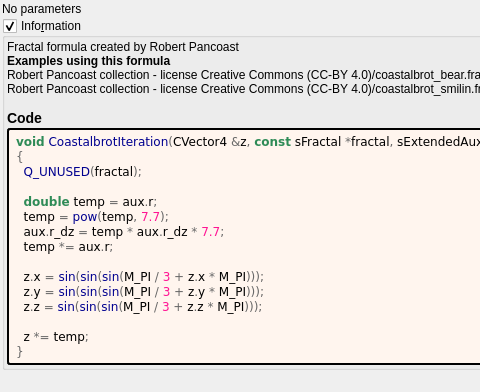
Old version of the form mandelbulber2/formula/ui/coastalbrot.ui in the repository buddhi1980/mandelbulber2; both pictures show x 0 to 480 and y 0 to 392 of the 772 by 685 pixel window.
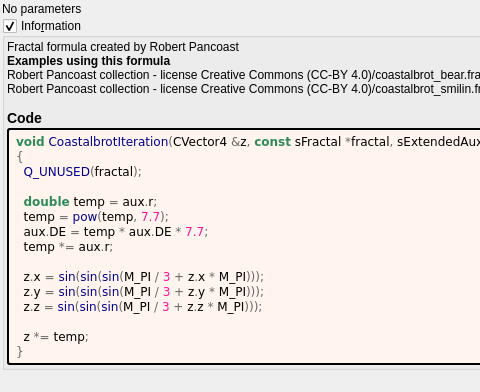
New version of the form. Custom widgets are drawn as their Qt base class.

Diff of the .ui file:
```diff
--- a/mandelbulber2/formula/ui/coastalbrot.ui
+++ b/mandelbulber2/formula/ui/coastalbrot.ui
@@ -94,7 +94,7 @@
 
   &lt;span style=&quot;color:#2e8b57; font-weight:bold&quot;&gt;double&lt;/span&gt; temp &lt;span style=&quot;color:#676767&quot;&gt;=&lt;/span&gt; aux&lt;span style=&quot;color:#676767&quot;&gt;.&lt;/span&gt;r&lt;span style=&quot;color:#676767&quot;&gt;;&lt;/span&gt;
   temp &lt;span style=&quot;color:#676767&quot;&gt;=&lt;/span&gt; &lt;span style=&quot;color:#00008f&quot;&gt;pow&lt;/span&gt;&lt;span style=&quot;color:#676767&quot;&gt;(&lt;/span&gt;temp&lt;span style=&quot;color:#676767&quot;&gt;,&lt;/span&gt; &lt;span style=&quot;color:#ff1493&quot;&gt;7.7&lt;/span&gt;&lt;span style=&quot;color:#676767&quot;&gt;);&lt;/span&gt;
-  aux&lt;span style=&quot;color:#676767&quot;&gt;.&lt;/span&gt;r_dz &lt;span style=&quot;color:#676767&quot;&gt;=&lt;/span&gt; temp &lt;span style=&quot;color:#676767&quot;&gt;*&lt;/span&gt; aux&lt;span style=&quot;color:#676767&quot;&gt;.&lt;/span&gt;r_dz &lt;span style=&quot;color:#676767&quot;&gt;*&lt;/span&gt; &lt;span style=&quot;color:#ff1493&quot;&gt;7.7&lt;/span&gt;&lt;span style=&quot;color:#676767&quot;&gt;;&lt;/span&gt;
+  aux&lt;span style=&quot;color:#676767&quot;&gt;.&lt;/span&gt;DE &lt;span style=&quot;color:#676767&quot;&gt;=&lt;/span&gt; temp &lt;span style=&quot;color:#676767&quot;&gt;*&lt;/span&gt; aux&lt;span style=&quot;color:#676767&quot;&gt;.&lt;/span&gt;DE &lt;span style=&quot;color:#676767&quot;&gt;*&lt;/span&gt; &lt;span style=&quot;color:#ff1493&quot;&gt;7.7&lt;/span&gt;&lt;span style=&quot;color:#676767&quot;&gt;;&lt;/span&gt;
   temp &lt;span style=&quot;color:#676767&quot;&gt;*=&lt;/span&gt; aux&lt;span style=&quot;color:#676767&quot;&gt;.&lt;/span&gt;r&lt;span style=&quot;color:#676767&quot;&gt;;&lt;/span&gt;
 
   z&lt;span style=&quot;color:#676767&quot;&gt;.&lt;/span&gt;x &lt;span style=&quot;color:#676767&quot;&gt;=&lt;/span&gt; &lt;span style=&quot;color:#00008f&quot;&gt;sin&lt;/span&gt;&lt;span style=&quot;color:#676767&quot;&gt;(&lt;/span&gt;&lt;span style=&quot;color:#00008f&quot;&gt;sin&lt;/span&gt;&lt;span style=&quot;color:#676767&quot;&gt;(&lt;/span&gt;&lt;span style=&quot;color:#00008f&quot;&gt;sin&lt;/span&gt;&lt;span style=&quot;color:#676767&quot;&gt;(&lt;/span&gt;M_PI &lt;span style=&quot;color:#676767&quot;&gt;/&lt;/span&gt; &lt;span style=&quot;color:#ff1493&quot;&gt;3&lt;/span&gt; &lt;span style=&quot;color:#676767&quot;&gt;+&lt;/span&gt; z&lt;span style=&quot;color:#676767&quot;&gt;.&lt;/span&gt;x &lt;span style=&quot;color:#676767&quot;&gt;*&lt;/span&gt; M_PI&lt;span style=&quot;color:#676767&quot;&gt;)));&lt;/span&gt;
```
